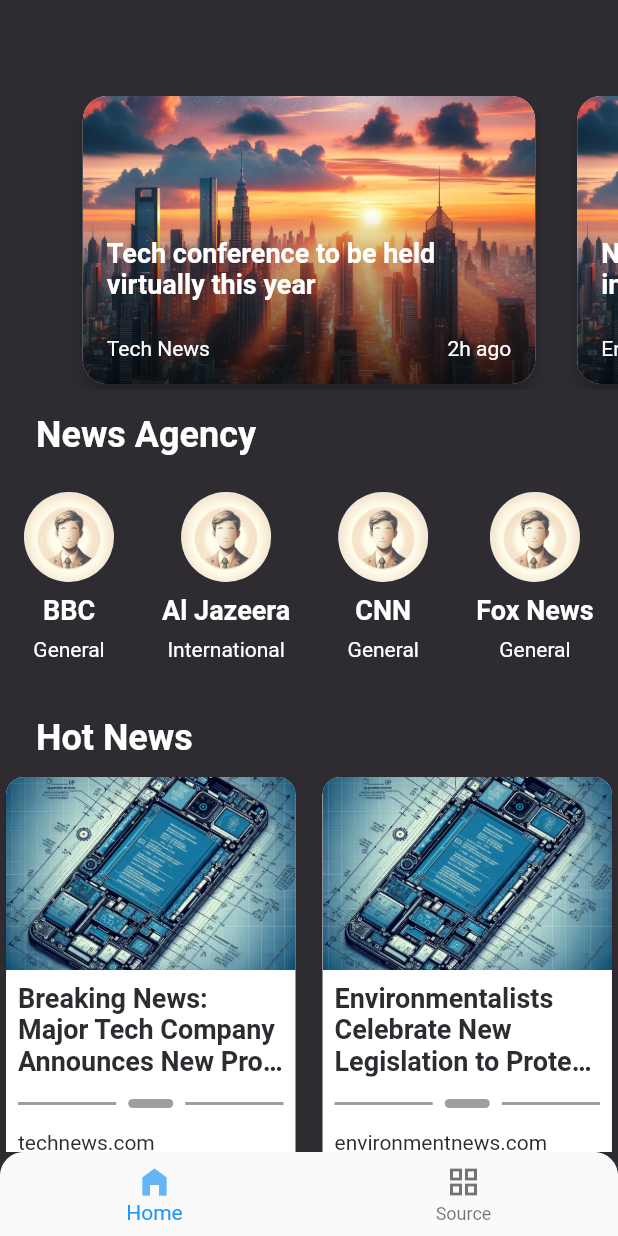
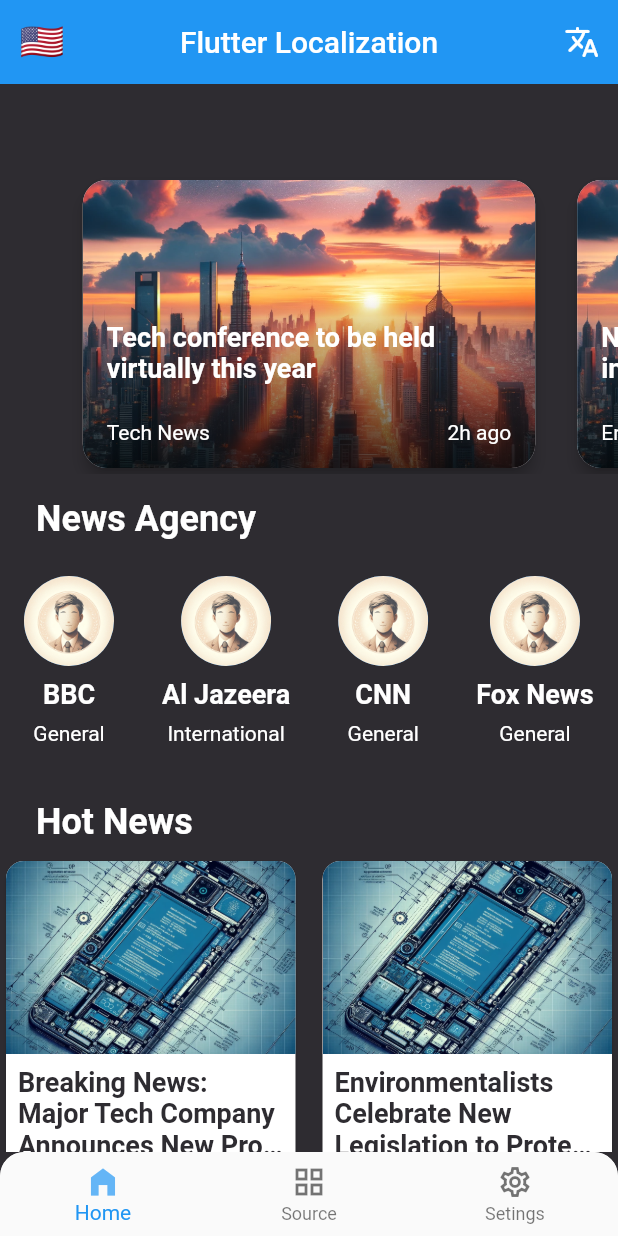
Before and after one commit to TotKto77/flutter_app_tasc, a Flutter app: the screen it shows after launch, on a phone screen of 412 x 824 dp. Run offline on Flutter 3.47's test engine with Material 2 defaults, Android fonts, the phone set to English and light mode, and no system bars; generated files the repository leaves out were written again.

Commit message:
25.11 Localization try 2

```diff
--- /dev/null
+++ b/l10n.yaml
@@ -0,0 +1,3 @@
+arb-dir: lib/l10n
+template-arb-file: app_en.arb
+output-localization-file: app_localizations.dart
--- /dev/null
+++ b/lib/common/provider/language_provider.dart
@@ -0,0 +1,12 @@
+import 'package:flutter/material.dart';
+
+class LanguageProvider extends ChangeNotifier {
+  Locale _locale = Locale('en');
+
+  Locale get locale => _locale;
+
+  void updateLanguage(Locale locale) {
+    _locale = locale;
+    notifyListeners();
+  }
+}
--- /dev/null
+++ b/lib/common/widgets/language_flag_widget.dart
@@ -0,0 +1,22 @@
+import 'package:flutter/material.dart';
+import 'package:flutter_app_tasc/common/provider/language_provider.dart';
+import 'package:flutter_app_tasc/l10n/l10n.dart';
+import 'package:provider/provider.dart';
+
+class LanguageFlagWidget extends StatelessWidget {
+  const LanguageFlagWidget({
+    Key? key,
+  }) : super(key: key);
+
+  @override
+  Widget build(BuildContext context) {
+    return Consumer<LanguageProvider>(
+      builder: (context, value, child) => Center(
+        child: Text(
+          L10n.getFlag(value.locale.languageCode),
+          style: const TextStyle(fontSize: 24.0),
+        ),
+      ),
+    );
+  }
+}
--- /dev/null
+++ b/lib/common/widgets/languages_picker_widget.dart
@@ -0,0 +1,56 @@
+import 'package:flutter/material.dart';
+import 'package:flutter_app_tasc/common/provider/language_provider.dart';
+import 'package:flutter_app_tasc/l10n/l10n.dart';
+
+import 'package:provider/provider.dart';
+
+class LanguagePickerWidget extends StatefulWidget {
+  const LanguagePickerWidget({Key? key}) : super(key: key);
+
+  @override
+  _LanguagePickerWidgetState createState() => _LanguagePickerWidgetState();
+}
+
+class _LanguagePickerWidgetState extends State<LanguagePickerWidget> {
+  @override
+  Widget build(BuildContext context) {
+    var provider = Provider.of<LanguageProvider>(context, listen: false);
+    return PopupMenuButton<String>(
+        initialValue: provider.locale.countryCode,
+        onSelected: (countryCode) {
+          provider.updateLanguage(Locale(countryCode));
+        },
+        icon: const Icon(
+          Icons.translate_rounded,
+          size: 24.0,
+        ),
+        itemBuilder: (context) {
+          return L10n.all.map((locale) {
+            String countryName = L10n.getCountryName(locale.languageCode);
+            String countryFlag = L10n.getFlag(locale.languageCode);
+            return PopupMenuItem<String>(
+                value: locale.languageCode,
+                child: Container(
+                  child: Row(
+                    mainAxisAlignment: MainAxisAlignment.spaceBetween,
+                    children: <Widget>[
+                      Text(
+                        countryName,
+                        style: TextStyle(
+                            fontSize: 16.0,
+                            color: (locale.languageCode ==
+                                    provider.locale.languageCode)
+                                ? Colors.blue
+                                : Colors.black),
+                      ),
+                      Text(
+                        countryFlag,
+                        style: const TextStyle(fontSize: 24.0),
+                      ),
+                    ],
+                  ),
+                ));
+          }).toList();
+        });
+  }
+}
--- a/lib/common/widgets/navigator.dart
+++ b/lib/common/widgets/navigator.dart
@@ -1,5 +1,6 @@
 import 'package:flutter/material.dart';
 import 'package:flutter_app_tasc/screens/home_sceen/home_screen.dart';
+import 'package:flutter_app_tasc/screens/settings_screen/settings_screen.dart';
 import 'package:flutter_app_tasc/screens/source_screen/source_screen.dart';
 
 class MyBottomNavigation extends StatefulWidget {
@@ -15,6 +16,7 @@ class _MyBottomNavigationState extends State<MyBottomNavigation> {
   static final List<Widget> _widgetOptions = <Widget>[
     const HomeScreen(),
     const SuorceScreen(),
+    const SettingSceen(),
   ];
   void onSelectPage(int index) {
     if (_selectedPage == index) return;
@@ -86,6 +88,20 @@ class _MyBottomNavigationState extends State<MyBottomNavigation> {
                   ),
                   label: "Source",
                 ),
+                BottomNavigationBarItem(
+                  icon: const SizedBox(
+                    width: 24,
+                    child: Icon(Icons.settings_outlined),
+                  ),
+                  activeIcon: SizedBox(
+                    width: 24,
+                    child: Icon(
+                      Icons.settings,
+                      color: Colors.blue[300],
+                    ),
+                  ),
+                  label: "Setings",
+                ),
               ],
             ),
           ),
--- /dev/null
+++ b/lib/l10n/app_es.arb
@@ -0,0 +1,4 @@
+{
+    "title": "EL TITLE EPTA",
+    "agencyName": "Agency"
+}
--- /dev/null
+++ b/lib/l10n/app_ru.arb
@@ -0,0 +1,4 @@
+{
+    "title": "Локализация флаттер",
+    "agencyName": "Новосное Агенство"
+}
--- /dev/null
+++ b/lib/l10n/l10n.dart
@@ -0,0 +1,32 @@
+import 'package:flutter/material.dart';
+
+class L10n {
+  static final all = [
+    const Locale('en'),
+    const Locale('es'),
+    const Locale('ru')
+  ];
+
+  static String getFlag(String countryCode) {
+    switch (countryCode) {
+      case 'es':
+        return 'ES';
+      case 'ru':
+        return 'RU';
+
+      default:
+        return '🇺🇸';
+    }
+  }
+
+  static String getCountryName(String countryCode) {
+    switch (countryCode) {
+      case 'es':
+        return 'Spanyol';
+      case 'ru':
+        return 'Russia';
+      default:
+        return 'United States';
+    }
+  }
+}
--- a/lib/main.dart
+++ b/lib/main.dart
@@ -1,8 +1,12 @@
 import 'package:flutter/material.dart';
 import 'package:flutter/services.dart';
 import 'package:flutter_app_tasc/common/app_assets/app_colors.dart';
-
+import 'package:flutter_app_tasc/common/provider/language_provider.dart';
+import 'package:flutter_app_tasc/l10n/l10n.dart';
 import 'package:flutter_app_tasc/screens/splash_screen.dart';
+import 'package:flutter_gen/gen_l10n/app_localizations.dart';
+import 'package:flutter_localizations/flutter_localizations.dart';
+import 'package:provider/provider.dart';
 
 Future<void> main() async {
   WidgetsFlutterBinding.ensureInitialized();
@@ -19,10 +23,23 @@ Future<void> main() async {
 
 class MyApp extends StatelessWidget {
   const MyApp({Key? key}) : super(key: key);
+
   @override
   Widget build(BuildContext context) {
+    return ChangeNotifierProvider(
+        create: (context) => LanguageProvider(),
+        builder: (context, child) {
           return MaterialApp(
-      title: 'News App',
+            debugShowCheckedModeBanner: false,
+            localizationsDelegates: const [
+              AppLocalizations.delegate, // add this code
+              GlobalMaterialLocalizations.delegate,
+              GlobalCupertinoLocalizations.delegate,
+              GlobalWidgetsLocalizations.delegate
+            ],
+            supportedLocales: L10n.all,
+            title: AppLocalizations.of(context)?.title ?? '',
+            locale: Provider.of<LanguageProvider>(context).locale,
             theme: ThemeData(
               scaffoldBackgroundColor: AppClor.background,
               splashColor: Colors.transparent,
@@ -31,5 +48,6 @@ class MyApp extends StatelessWidget {
             ),
             home: const SplashScreen(),
           );
+        });
   }
 }
--- a/lib/screens/home_sceen/components/list_of_agency.dart
+++ b/lib/screens/home_sceen/components/list_of_agency.dart
@@ -17,10 +17,8 @@ class TopChannelsWidget extends StatelessWidget {
       height: 150,
       child: ListView.builder(
         scrollDirection: Axis.horizontal,
-        itemCount:
-            topAgencies.length + 1, // Длина списка + 1 для кнопки "Вперед"
+        itemCount: topAgencies.length + 1,
         itemBuilder: (context, index) {
-          // Если индекс соответствует длине списка, место для кнопки
           if (index == topAgencies.length) {
             return Padding(
               padding:
--- a/lib/screens/home_sceen/home_screen.dart
+++ b/lib/screens/home_sceen/home_screen.dart
@@ -1,9 +1,12 @@
 import 'package:flutter/material.dart';
 import 'package:flutter_app_tasc/common/app_assets/app_colors.dart';
+import 'package:flutter_app_tasc/common/widgets/language_flag_widget.dart';
+import 'package:flutter_app_tasc/common/widgets/languages_picker_widget.dart';
 import 'package:flutter_app_tasc/logic/models/models_nwes_hot.dart';
 import 'package:flutter_app_tasc/screens/home_sceen/components/greed_of_hot_nwes.dart';
 import 'package:flutter_app_tasc/screens/home_sceen/components/list_of_agency.dart';
 import 'package:flutter_app_tasc/screens/home_sceen/components/my_list_view.dart';
+import 'package:flutter_gen/gen_l10n/app_localizations.dart';
 
 class HomeScreen extends StatelessWidget {
   const HomeScreen({Key? key}) : super(key: key);
@@ -13,6 +16,12 @@ class HomeScreen extends StatelessWidget {
     return Scaffold(
       body: CustomScrollView(
         slivers: <Widget>[
+          SliverAppBar(
+            title: Text(AppLocalizations.of(context)?.title ?? ''),
+            centerTitle: true,
+            leading: LanguageFlagWidget(),
+            actions: [LanguagePickerWidget()],
+          ),
           const SliverToBoxAdapter(
             child: SizedBox(height: 60), // Отступ, возможно для статус-бара
           ),
--- a/pubspec.yaml
+++ b/pubspec.yaml
@@ -14,6 +14,10 @@ dependencies:
     sdk: flutter
   cupertino_icons: ^1.0.2
   scrollable_positioned_list: ^0.3.8
+  flutter_localizations:
+    sdk: flutter
+  intl: ^0.18.1
+  provider: ^5.0.0
 
 dev_dependencies:
   flutter_test:
@@ -22,6 +26,7 @@ dev_dependencies:
 
 flutter:
   uses-material-design: true
+  generate: true
   assets:
     - assets/images/svg/
     - assets/images/bitmap/
```
Also changed, not shown: lib/l10n/app_en.arb (added, +10 -0 lines), lib/screens/settings_screen/settings_screen.dart (added, +20 -0 lines), pubspec.lock. Lines whose indentation alone changed are shown as unchanged.
